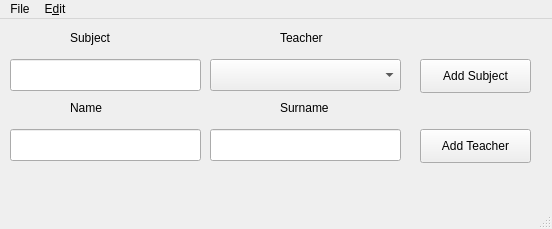
The window that createDB.ui (ice-bit/registro) describes before a commit, drawn with Qt 5.
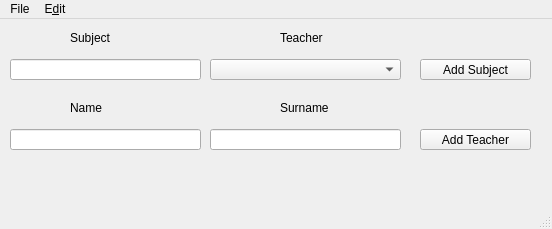
The same window after the commit. Icons and pictures are not drawn.

What changed in the file:
```diff
--- a/createDB.ui
+++ b/createDB.ui
@@ -24,7 +24,7 @@
       <x>10</x>
       <y>40</y>
       <width>191</width>
-      <height>32</height>
+      <height>21</height>
      </rect>
     </property>
    </widget>
@@ -34,7 +34,7 @@
       <x>10</x>
       <y>110</y>
       <width>191</width>
-      <height>32</height>
+      <height>21</height>
      </rect>
     </property>
    </widget>
@@ -44,7 +44,7 @@
       <x>210</x>
       <y>40</y>
       <width>191</width>
-      <height>32</height>
+      <height>21</height>
      </rect>
     </property>
    </widget>
@@ -54,7 +54,7 @@
       <x>210</x>
       <y>110</y>
       <width>191</width>
-      <height>32</height>
+      <height>21</height>
      </rect>
     </property>
    </widget>
@@ -64,7 +64,7 @@
       <x>420</x>
       <y>40</y>
       <width>111</width>
-      <height>34</height>
+      <height>21</height>
      </rect>
     </property>
     <property name="text">
@@ -77,7 +77,7 @@
       <x>420</x>
       <y>110</y>
       <width>111</width>
-      <height>34</height>
+      <height>21</height>
      </rect>
     </property>
     <property name="text">
```
